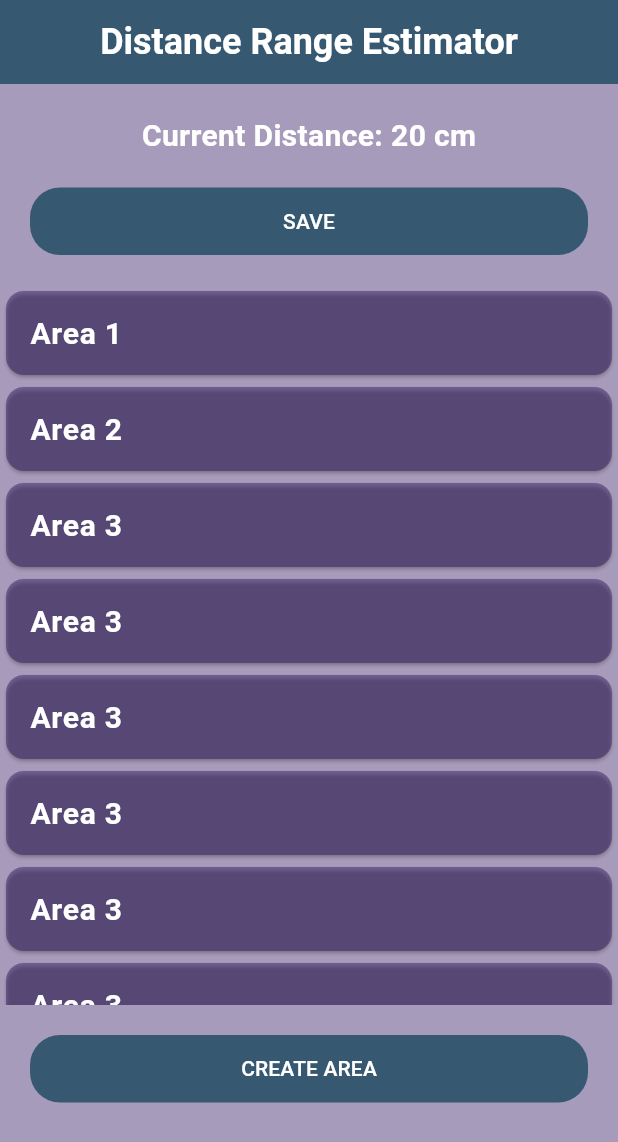
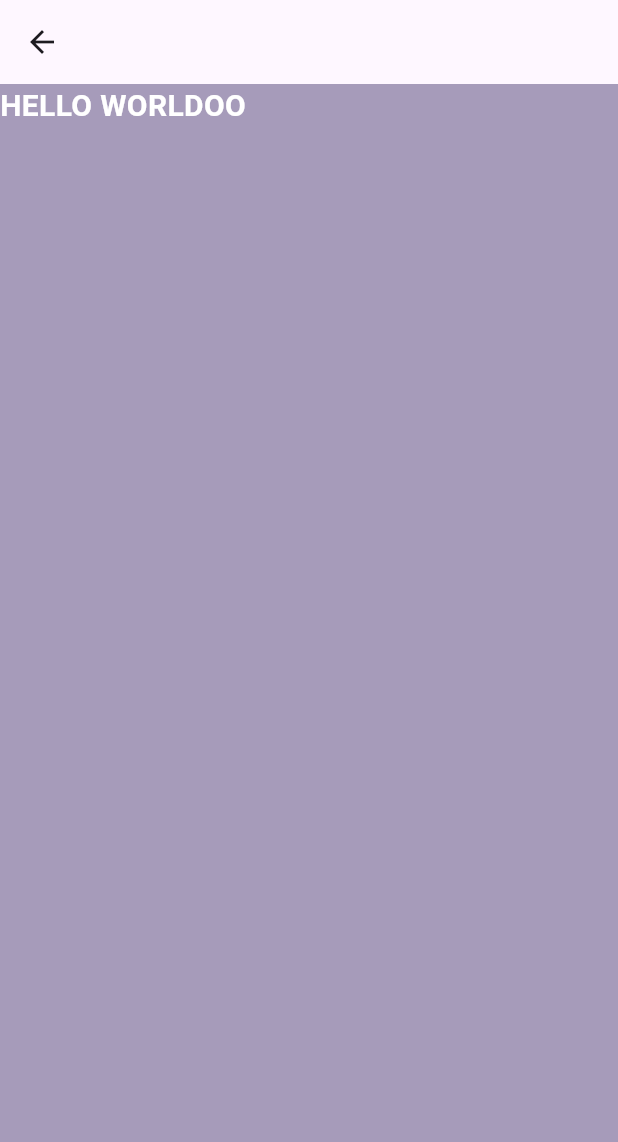
Before and after one commit to razstvien01/distance_range_estimator, a Flutter app: the screen it shows after launch, after a tap on "SAVE", on a phone screen of 412 x 824 dp. Shown: the top 1142 px of the screen. Run offline on Flutter 3.47's test engine with Material 3 defaults, Android fonts, the light colour scheme and no system bars; our stand-ins replace firebase_core; missing offline and left inert: mqtt_client; accounts and stored records are empty.

Commit message:
added another route and add distance

```diff
--- a/lib/main.dart
+++ b/lib/main.dart
@@ -1,8 +1,7 @@
 import 'package:distance_range_estimator/screens/add_area_screen/add_area.dart';
+import 'package:distance_range_estimator/screens/add_distance_screen/add_distance.dart';
 import 'package:distance_range_estimator/screens/home_screen/home.dart';
 import 'package:distance_range_estimator/types/constants.dart';
-import 'package:distance_range_estimator/widgets/area_list.dart';
-import 'package:distance_range_estimator/widgets/default_button.dart';
 import 'package:flutter/material.dart';
 
 //* MQTT Libraries
@@ -34,7 +33,8 @@ class MyApp extends StatelessWidget {
   Widget build(BuildContext context) {
     return MaterialApp(
       routes: {
-        '/add_area': (context) => const AddArea(),
+        '/add_area': (context) => const AddAreaScreen(),
+        '/add_distance': (context) => const AddDistanceScreen()
       },
       title: 'Flutter MQTT Demo',
       debugShowCheckedModeBanner: false,
--- a/lib/screens/add_area_screen/add_area.dart
+++ b/lib/screens/add_area_screen/add_area.dart
@@ -1,7 +1,7 @@
 import 'package:flutter/material.dart';
 
-class AddArea extends StatelessWidget {
-  const AddArea({super.key});
+class AddAreaScreen extends StatelessWidget {
+  const AddAreaScreen({super.key});
 
   @override
   Widget build(BuildContext context) {
--- /dev/null
+++ b/lib/screens/add_distance_screen/add_distance.dart
@@ -0,0 +1,22 @@
+import 'package:distance_range_estimator/types/constants.dart';
+import 'package:flutter/material.dart';
+
+class AddDistanceScreen extends StatelessWidget {
+  const AddDistanceScreen({super.key});
+
+  @override
+  Widget build(BuildContext context) {
+    return Scaffold(
+      backgroundColor: kBGColor,
+      appBar: AppBar(),
+      body: Column(
+        children: [
+          Text(
+            "HELLO WORLDOO",
+            style: kSubTextStyle,
+          )
+        ],
+      ),
+    );
+  }
+}
--- a/lib/screens/home_screen/home.dart
+++ b/lib/screens/home_screen/home.dart
@@ -18,14 +18,16 @@ class _HomeScreenState extends State<HomeScreen> {
         const Flexible(
           flex: 1,
           child: Padding(
-            padding: const EdgeInsets.only(top: 20.0),
+            padding: EdgeInsets.only(top: 20.0),
             child: Text("Current Distance: 20 cm", style: kSubTextStyle),
           ),
         ),
         Flexible(
           flex: 1,
           child: DefaultButton(
-              btnText: "Save", onPressed: () => {print("Button clicked")}),
+              btnText: "Save",
+              onPressed: () =>
+                  {Navigator.of(context).pushNamed('/add_distance')}),
         ),
         const Flexible(flex: 5, child: AreaList()),
         Flexible(
```
Also changed, not shown: pubspec.lock.
